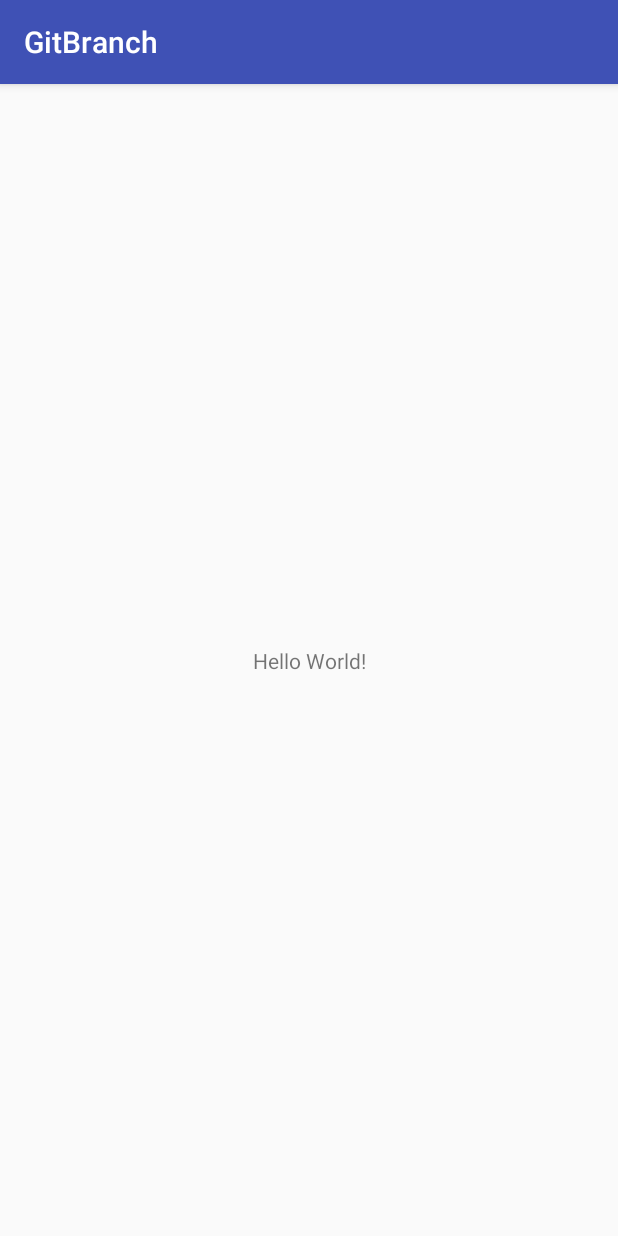
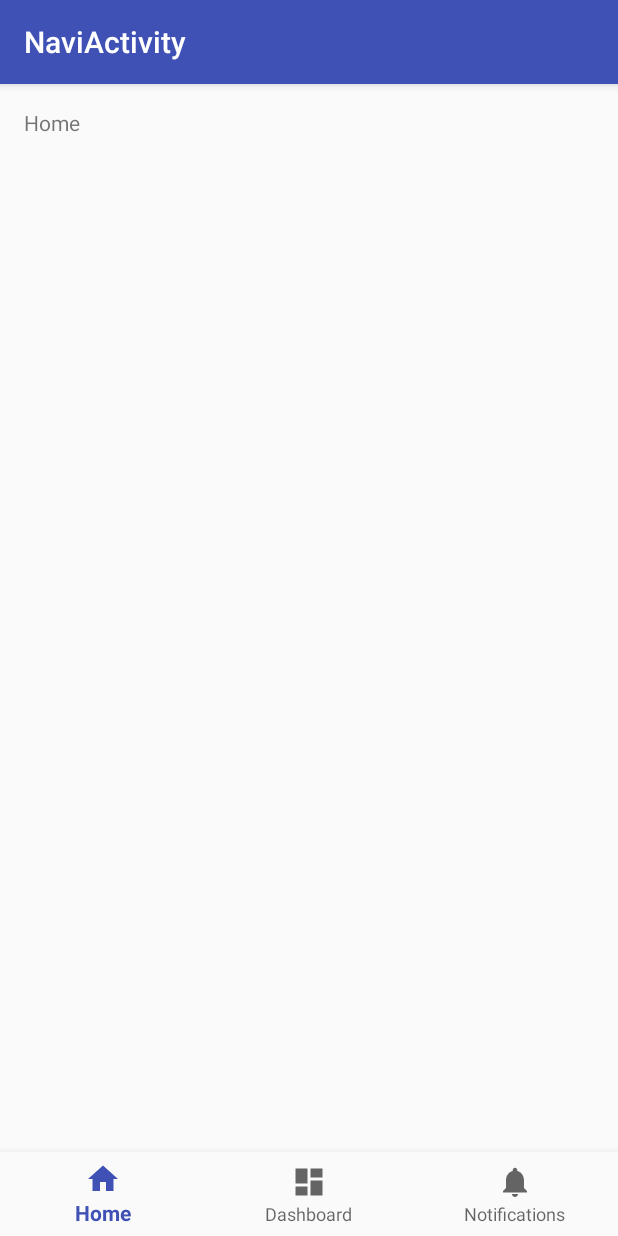
Before and after one commit to jinbolx/GitBranchTest, an Android app: the screen it shows after launch (MainActivity before the commit, NaviActivity after it), on a phone screen of 412 x 824 dp. Run offline under Robolectric (Android 15) with nearby library versions, the phone set to English and light mode, and no system bars.

Commit message:
add navi

```diff
--- a/app/build.gradle
+++ b/app/build.gradle
@@ -24,9 +24,10 @@ android {
 
 dependencies {
     implementation fileTree(dir: 'libs', include: ['*.jar'])
-    implementation"org.jetbrains.kotlin:kotlin-stdlib-jre7:$kotlin_version"
+    implementation "org.jetbrains.kotlin:kotlin-stdlib-jre7:$kotlin_version"
     implementation 'com.android.support:appcompat-v7:26.1.0'
     implementation 'com.android.support.constraint:constraint-layout:1.0.2'
+    implementation 'com.android.support:design:26.1.0'
     testImplementation 'junit:junit:4.12'
     androidTestImplementation 'com.android.support.test:runner:1.0.1'
     androidTestImplementation 'com.android.support.test.espresso:espresso-core:3.0.1'
--- a/app/src/main/AndroidManifest.xml
+++ b/app/src/main/AndroidManifest.xml
@@ -16,6 +16,9 @@
                 <category android:name="android.intent.category.LAUNCHER" />
             </intent-filter>
         </activity>
+        <activity
+            android:name=".NaviActivity"
+            android:label="@string/title_activity_navi"></activity>
     </application>
 
 </manifest>
--- a/app/src/main/java/com/example/jinmi/gitbranch/MainActivity.kt
+++ b/app/src/main/java/com/example/jinmi/gitbranch/MainActivity.kt
@@ -1,5 +1,6 @@
 package com.example.jinmi.gitbranch
 
+import android.content.Intent
 import android.os.Bundle
 import android.support.v7.app.AppCompatActivity
 
@@ -8,5 +9,6 @@ class MainActivity : AppCompatActivity() {
     override fun onCreate(savedInstanceState: Bundle?) {
         super.onCreate(savedInstanceState)
         setContentView(R.layout.activity_main)
+        startActivity(Intent(this,NaviActivity::class.java))
     }
 }
--- /dev/null
+++ b/app/src/main/java/com/example/jinmi/gitbranch/NaviActivity.kt
@@ -0,0 +1,34 @@
+package com.example.jinmi.gitbranch
+
+import android.os.Bundle
+import android.support.design.widget.BottomNavigationView
+import android.support.v7.app.AppCompatActivity
+import kotlinx.android.synthetic.main.activity_navi.*
+
+class NaviActivity : AppCompatActivity() {
+
+    private val mOnNavigationItemSelectedListener = BottomNavigationView.OnNavigationItemSelectedListener { item ->
+        when (item.itemId) {
+            R.id.navigation_home -> {
+                message.setText(R.string.title_home)
+                return@OnNavigationItemSelectedListener true
+            }
+            R.id.navigation_dashboard -> {
+                message.setText(R.string.title_dashboard)
+                return@OnNavigationItemSelectedListener true
+            }
+            R.id.navigation_notifications -> {
+                message.setText(R.string.title_notifications)
+                return@OnNavigationItemSelectedListener true
+            }
+        }
+        false
+    }
+
+    override fun onCreate(savedInstanceState: Bundle?) {
+        super.onCreate(savedInstanceState)
+        setContentView(R.layout.activity_navi)
+
+        navigation.setOnNavigationItemSelectedListener(mOnNavigationItemSelectedListener)
+    }
+}
--- /dev/null
+++ b/app/src/main/res/drawable/ic_dashboard_black_24dp.xml
@@ -0,0 +1,9 @@
+<vector xmlns:android="http://schemas.android.com/apk/res/android"
+    android:width="24dp"
+    android:height="24dp"
+    android:viewportHeight="24.0"
+    android:viewportWidth="24.0">
+    <path
+        android:fillColor="#FF000000"
+        android:pathData="M3,13h8L11,3L3,3v10zM3,21h8v-6L3,15v6zM13,21h8L21,11h-8v10zM13,3v6h8L21,3h-8z" />
+</vector>
--- /dev/null
+++ b/app/src/main/res/drawable/ic_home_black_24dp.xml
@@ -0,0 +1,9 @@
+<vector xmlns:android="http://schemas.android.com/apk/res/android"
+    android:width="24dp"
+    android:height="24dp"
+    android:viewportHeight="24.0"
+    android:viewportWidth="24.0">
+    <path
+        android:fillColor="#FF000000"
+        android:pathData="M10,20v-6h4v6h5v-8h3L12,3 2,12h3v8z" />
+</vector>
--- /dev/null
+++ b/app/src/main/res/drawable/ic_notifications_black_24dp.xml
@@ -0,0 +1,9 @@
+<vector xmlns:android="http://schemas.android.com/apk/res/android"
+    android:width="24dp"
+    android:height="24dp"
+    android:viewportHeight="24.0"
+    android:viewportWidth="24.0">
+    <path
+        android:fillColor="#FF000000"
+        android:pathData="M12,22c1.1,0 2,-0.9 2,-2h-4c0,1.1 0.89,2 2,2zM18,16v-5c0,-3.07 -1.64,-5.64 -4.5,-6.32L13.5,4c0,-0.83 -0.67,-1.5 -1.5,-1.5s-1.5,0.67 -1.5,1.5v0.68C7.63,5.36 6,7.92 6,11v5l-2,2v1h16v-1l-2,-2z" />
+</vector>
--- /dev/null
+++ b/app/src/main/res/layout/activity_navi.xml
@@ -0,0 +1,33 @@
+<?xml version="1.0" encoding="utf-8"?>
+<android.support.constraint.ConstraintLayout xmlns:android="http://schemas.android.com/apk/res/android"
+    xmlns:app="http://schemas.android.com/apk/res-auto"
+    xmlns:tools="http://schemas.android.com/tools"
+    android:id="@+id/container"
+    android:layout_width="match_parent"
+    android:layout_height="match_parent"
+    tools:context="com.example.jinmi.gitbranch.NaviActivity">
+
+    <TextView
+        android:id="@+id/message"
+        android:layout_width="wrap_content"
+        android:layout_height="wrap_content"
+        android:layout_marginLeft="@dimen/activity_horizontal_margin"
+        android:layout_marginStart="@dimen/activity_horizontal_margin"
+        android:layout_marginTop="@dimen/activity_vertical_margin"
+        android:text="@string/title_home"
+        app:layout_constraintLeft_toLeftOf="parent"
+        app:layout_constraintTop_toTopOf="parent" />
+
+    <android.support.design.widget.BottomNavigationView
+        android:id="@+id/navigation"
+        android:layout_width="0dp"
+        android:layout_height="wrap_content"
+        android:layout_marginEnd="0dp"
+        android:layout_marginStart="0dp"
+        android:background="?android:attr/windowBackground"
+        app:layout_constraintBottom_toBottomOf="parent"
+        app:layout_constraintLeft_toLeftOf="parent"
+        app:layout_constraintRight_toRightOf="parent"
+        app:menu="@menu/navigation" />
+
+</android.support.constraint.ConstraintLayout>
--- /dev/null
+++ b/app/src/main/res/menu/navigation.xml
@@ -0,0 +1,19 @@
+<?xml version="1.0" encoding="utf-8"?>
+<menu xmlns:android="http://schemas.android.com/apk/res/android">
+
+    <item
+        android:id="@+id/navigation_home"
+        android:icon="@drawable/ic_home_black_24dp"
+        android:title="@string/title_home" />
+
+    <item
+        android:id="@+id/navigation_dashboard"
+        android:icon="@drawable/ic_dashboard_black_24dp"
+        android:title="@string/title_dashboard" />
+
+    <item
+        android:id="@+id/navigation_notifications"
+        android:icon="@drawable/ic_notifications_black_24dp"
+        android:title="@string/title_notifications" />
+
+</menu>
--- /dev/null
+++ b/app/src/main/res/values/dimens.xml
@@ -0,0 +1,5 @@
+<resources>
+    <!-- Default screen margins, per the Android Design guidelines. -->
+    <dimen name="activity_horizontal_margin">16dp</dimen>
+    <dimen name="activity_vertical_margin">16dp</dimen>
+</resources>
--- a/app/src/main/res/values/strings.xml
+++ b/app/src/main/res/values/strings.xml
@@ -1,3 +1,7 @@
 <resources>
     <string name="app_name">GitBranch</string>
+    <string name="title_activity_navi">NaviActivity</string>
+    <string name="title_home">Home</string>
+    <string name="title_dashboard">Dashboard</string>
+    <string name="title_notifications">Notifications</string>
 </resources>
```
